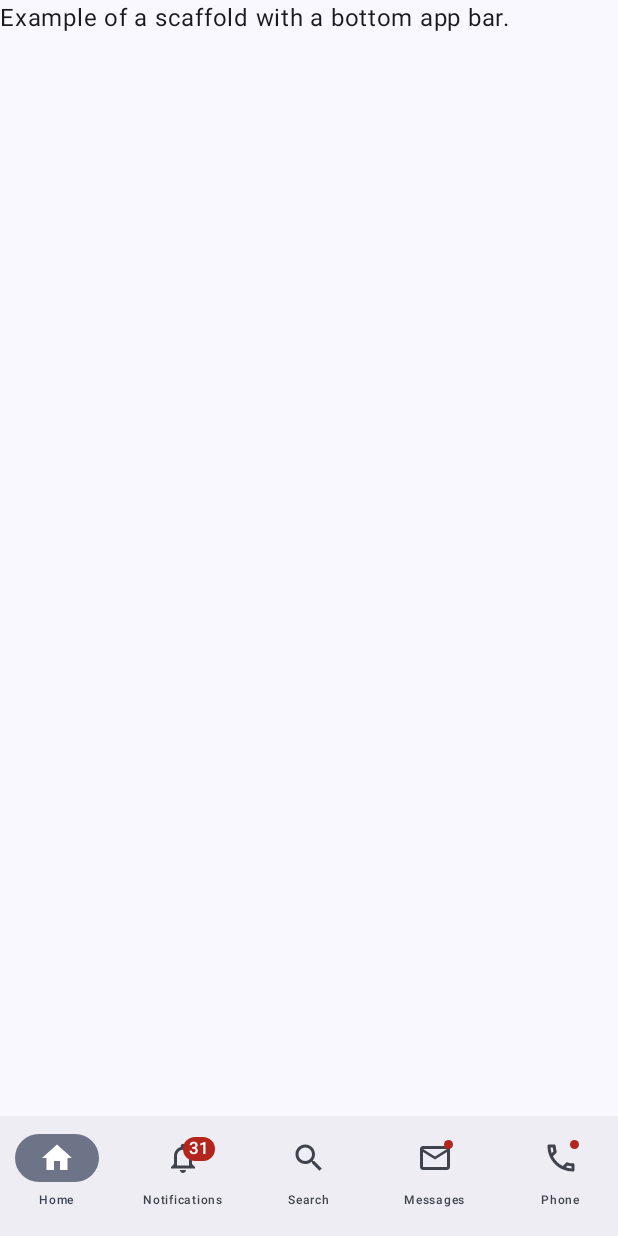
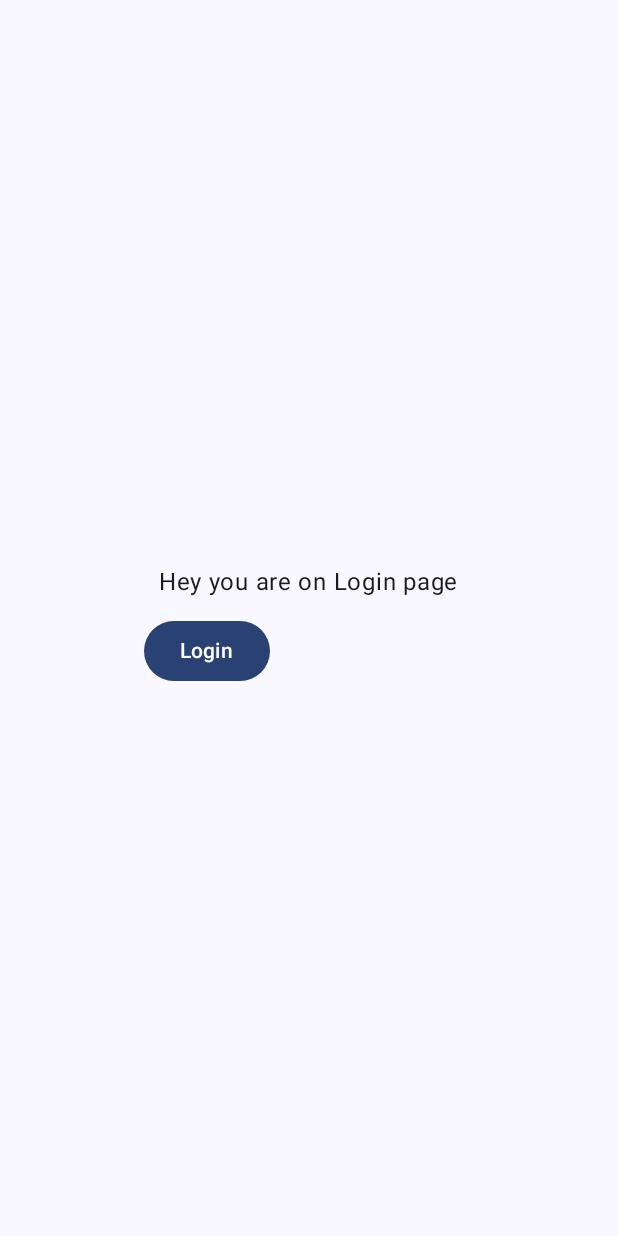
Before and after one commit to rksinghj4/android-jetpack, an Android app built with Jetpack Compose: the screen it shows after launch (MainActivity), on a phone screen of 412 x 824 dp. Run offline under Robolectric (Android 15) with nearby library versions, the phone set to English and light mode, and no system bars.

Commit message:
Added Navigation with NavHost

```diff
--- a/BottomAndTopAppBarDemo/app/src/main/java/com/example/bottomandtopappbardemo/MainActivity.kt
+++ b/BottomAndTopAppBarDemo/app/src/main/java/com/example/bottomandtopappbardemo/MainActivity.kt
@@ -3,13 +3,28 @@ package com.example.bottomandtopappbardemo
 import android.os.Bundle
 import androidx.activity.ComponentActivity
 import androidx.activity.compose.setContent
+import androidx.compose.foundation.layout.Box
+import androidx.compose.foundation.layout.Column
 import androidx.compose.foundation.layout.fillMaxSize
+import androidx.compose.foundation.layout.padding
+import androidx.compose.foundation.layout.wrapContentSize
+import androidx.compose.material3.Button
 import androidx.compose.material3.MaterialTheme
 import androidx.compose.material3.Surface
 import androidx.compose.material3.Text
 import androidx.compose.runtime.Composable
+import androidx.compose.runtime.remember
+import androidx.compose.ui.Alignment
 import androidx.compose.ui.Modifier
-import androidx.compose.ui.tooling.preview.Preview
+import androidx.compose.ui.unit.dp
+import androidx.lifecycle.ViewModel
+import androidx.lifecycle.viewmodel.compose.viewModel
+import androidx.navigation.NavBackStackEntry
+import androidx.navigation.NavController
+import androidx.navigation.compose.NavHost
+import androidx.navigation.compose.composable
+import androidx.navigation.compose.navigation
+import androidx.navigation.compose.rememberNavController
 import com.example.bottomandtopappbardemo.ui.theme.BottomAndTopAppBarDemoTheme
 
 class MainActivity : ComponentActivity() {
@@ -22,10 +37,59 @@ class MainActivity : ComponentActivity() {
                     modifier = Modifier.fillMaxSize(),
                     color = MaterialTheme.colorScheme.background
                 ) {
+                    NavigationWithNavGraph()
                     //AppBarExamples()
-                    BottomAppBarDemo()
                 }
             }
         }
     }
 }
+
+@Composable
+fun NavigationWithNavGraph() {
+
+    val navController = rememberNavController()
+
+    NavHost(navController = navController, startDestination = "login") {
+        composable("login") {
+            Box {
+                Column(modifier = Modifier.align(Alignment.Center)) {
+                    Text(
+                        modifier = Modifier
+                            .wrapContentSize()
+                            .padding(10.dp),
+                        text = "Hey you are on Login page"
+                    )
+                    Button(onClick = {
+                        navController.navigate(HOME_TAG)
+                    }) {
+                        Text(text = "Login")
+                    }
+                }
+            }
+        }
+
+        navigation(
+            startDestination = "Dashboard",
+            route = HOME_TAG
+        ) {
+            composable("Dashboard") {
+                BottomAppBarDemo()
+               // val viewModel = it.sharedViewModel<SampleViewModel>(navController = navController)
+            }
+
+            composable("Empty_Home") {
+               // val viewModel = it.sharedViewModel<SampleViewModel>(navController = navController)
+            }
+        }
+    }
+}
+
+/*@Composable
+inline fun <reified T : ViewModel> NavBackStackEntry.sharedViewModel(navController: NavController): T {
+    val navGraphRoute = destination.parent?.route ?: viewModel()
+    val parentEntry = remember(this) {
+        navController.getBackStackEntry(navGraphRoute)
+    }
+    return viewModel(parentEntry)
+}*/
--- /dev/null
+++ b/BottomAndTopAppBarDemo/app/src/main/java/com/example/bottomandtopappbardemo/SampleViewModel.kt
@@ -0,0 +1,6 @@
+package com.example.bottomandtopappbardemo
+
+import androidx.lifecycle.ViewModel
+
+class SampleViewModel : ViewModel() {
+}
```
Also changed, not shown: BottomAndTopAppBarDemo/app/build.gradle (+7 -0 lines), BottomAndTopAppBarDemo/app/src/main/java/com/example/bottomandtopappbardemo/BottomBar.kt (+158 -14 lines), BottomAndTopAppBarDemo/app/src/main/java/com/example/bottomandtopappbardemo/DashboardScreen.kt (added, +22 -0 lines), BottomAndTopAppBarDemo/app/src/main/java/com/example/bottomandtopappbardemo/Notifications.kt (added, +21 -0 lines).
